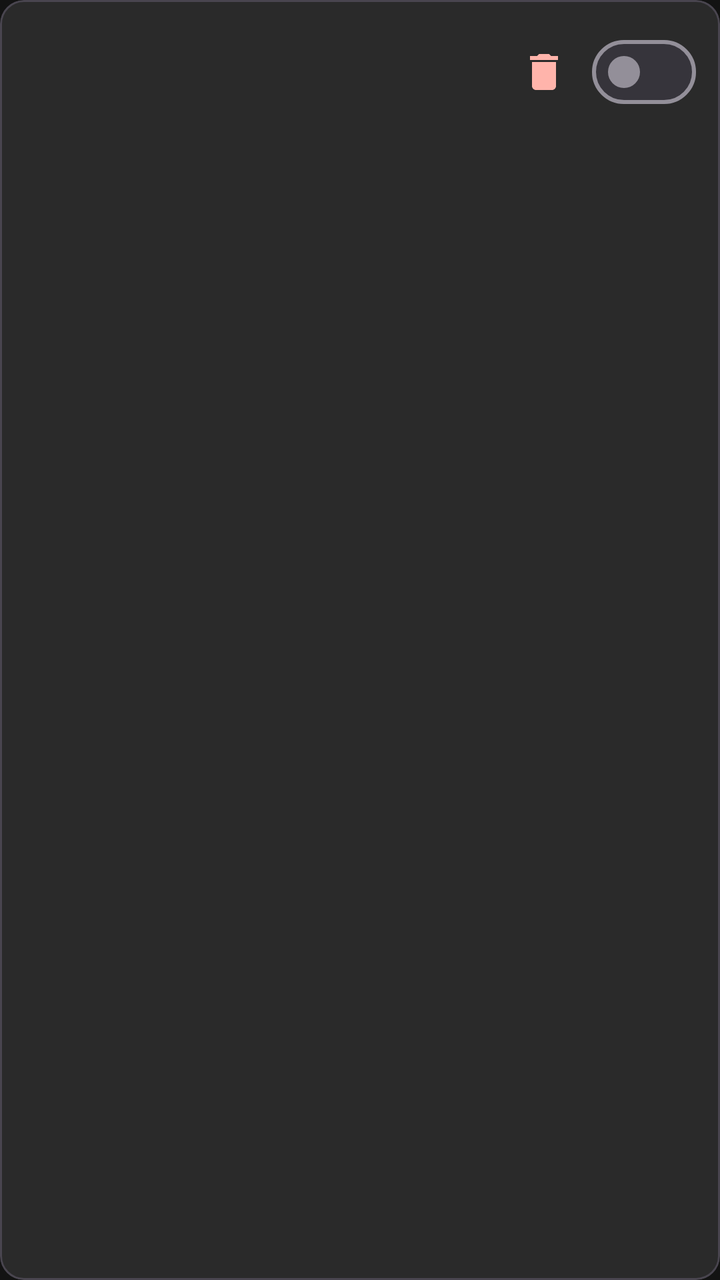
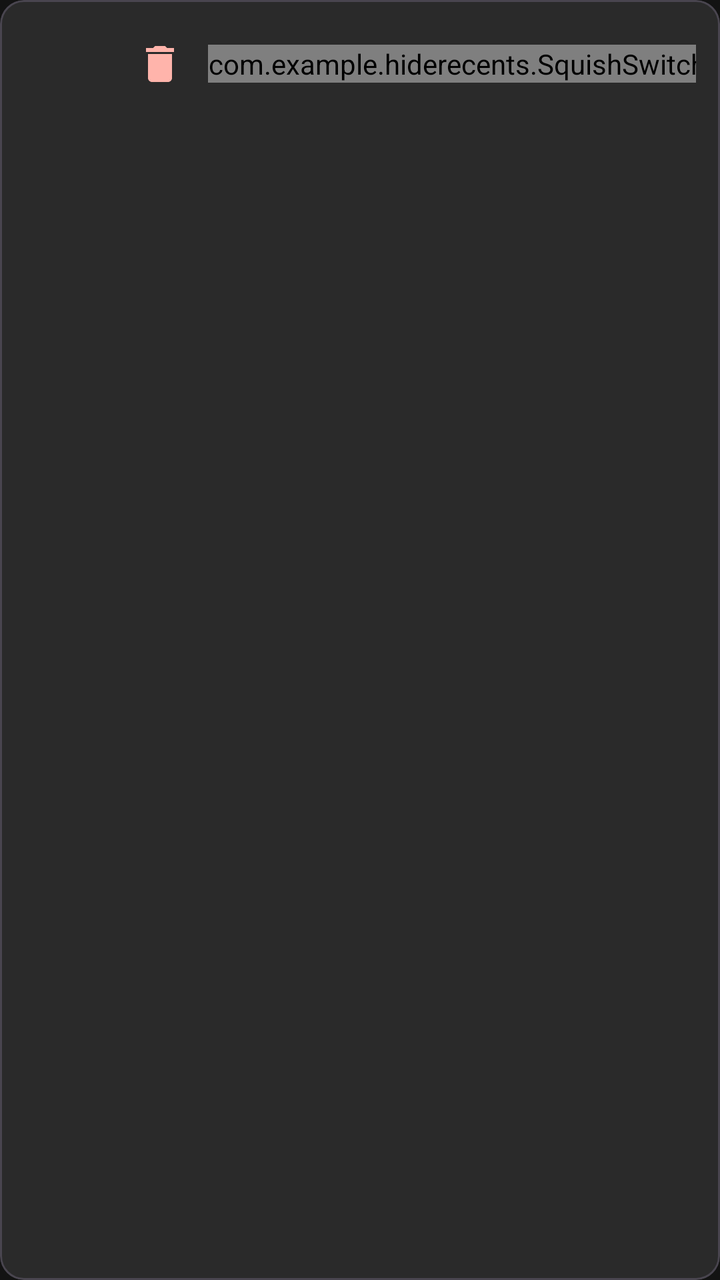

An Android layout rendered at two revisions. The XML below is the earlier revision; the diff shows what the commit changed to produce the second picture.
<!-- AndroidManifest.xml: application theme Theme.HideRecents -->
<!-- res/layout/item_app_manage.xml -->
<?xml version="1.0" encoding="utf-8"?>
<com.google.android.material.card.MaterialCardView xmlns:android="http://schemas.android.com/apk/res/android"
    xmlns:app="http://schemas.android.com/apk/res-auto"
    android:layout_width="match_parent"
    android:layout_height="wrap_content"
    android:layout_marginHorizontal="16dp"
    android:layout_marginVertical="4dp"
    app:cardBackgroundColor="@color/surface_container_high"
    app:cardCornerRadius="12dp"
    app:cardElevation="0dp">

    <LinearLayout
        android:layout_width="match_parent"
        android:layout_height="wrap_content"
        android:orientation="horizontal"
        android:gravity="center_vertical"
        android:padding="12dp">

        <ImageView
            android:id="@+id/ivIcon"
            android:layout_width="40dp"
            android:layout_height="40dp"
            android:contentDescription="icon" />

        <LinearLayout
            android:layout_width="0dp"
            android:layout_height="wrap_content"
            android:layout_weight="1"
            android:orientation="vertical"
            android:layout_marginStart="12dp">

            <TextView
                android:id="@+id/tvAppName"
                android:layout_width="wrap_content"
                android:layout_height="wrap_content"
                android:textSize="14sp"
                android:textColor="@color/on_surface"
                android:maxLines="1"
                android:ellipsize="end" />

            <TextView
                android:id="@+id/tvPackageName"
                android:layout_width="wrap_content"
                android:layout_height="wrap_content"
                android:textSize="11sp"
                android:textColor="@color/on_surface_variant"
                android:maxLines="1"
                android:ellipsize="end" />
        </LinearLayout>

        <ImageView
            android:id="@+id/ivUninstall"
            android:layout_width="32dp"
            android:layout_height="32dp"
            android:src="@drawable/ic_uninstall"
            android:contentDescription="uninstall"
            android:padding="4dp"
            android:layout_marginEnd="8dp"
            app:tint="@color/error" />

        <com.google.android.material.materialswitch.MaterialSwitch
            android:id="@+id/switchHide"
            android:layout_width="wrap_content"
            android:layout_height="wrap_content" />
    </LinearLayout>
</com.google.android.material.card.MaterialCardView>
<!-- resources referenced by this layout -->
<resources>
  <color name="error">#FFFFB4AB</color>
  <color name="on_surface">#FFE5E2E1</color>
  <color name="on_surface_variant">#FFC2C6D7</color>
  <color name="surface_container_high">#FF2A2A2A</color>
  <!-- drawable ic_uninstall (drawable) -->
  <?xml version="1.0" encoding="utf-8"?>
  <vector xmlns:android="http://schemas.android.com/apk/res/android"
      android:width="24dp"
      android:height="24dp"
      android:viewportWidth="24"
      android:viewportHeight="24">
  
      <path
          android:fillColor="#FFEF5350"
          android:pathData="M6,19c0,1.1 0.9,2 2,2h8c1.1,0 2,-0.9 2,-2V7H6v12zM19,4h-3.5l-1,-1h-5l-1,1H5v2h14V4z" />
  
  </vector>
  <style name="Theme.HideRecents" parent="Theme.Material3.Dark.NoActionBar">
          <item name="colorPrimary">@color/primary</item>
          <item name="colorOnPrimary">@color/on_primary</item>
          <item name="colorPrimaryContainer">@color/primary_container</item>
          <item name="colorOnPrimaryContainer">@color/on_surface</item>
          <item name="colorSecondary">@color/secondary</item>
          <item name="colorOnSecondary">@color/on_secondary</item>
          <item name="colorSecondaryContainer">@color/secondary_container</item>
          <item name="colorOnSecondaryContainer">@color/on_secondary_container</item>
          <item name="android:colorBackground">@color/background</item>
          <item name="colorOnBackground">@color/on_surface</item>
          <item name="colorSurface">@color/surface</item>
          <item name="colorOnSurface">@color/on_surface</item>
          <item name="colorSurfaceVariant">@color/surface_variant</item>
          <item name="colorOnSurfaceVariant">@color/on_surface_variant</item>
          <item name="colorError">@color/error</item>
          <item name="colorOnError">@color/on_error</item>
          <item name="android:statusBarColor">@color/background</item>
          <item name="android:navigationBarColor">@color/background</item>
          <item name="android:windowLightStatusBar">false</item>
      </style>
  <color name="primary">#FFB0C6FF</color>
  <color name="on_primary">#FF002D6E</color>
  <color name="primary_container">#FF558DFF</color>
  <color name="secondary">#FFBDF4FF</color>
  <color name="on_secondary">#FF00363D</color>
  <color name="secondary_container">#FF00E3FD</color>
  <color name="on_secondary_container">#FF00616D</color>
  <color name="background">#FF131313</color>
  <color name="surface">#FF131313</color>
  <color name="surface_variant">#FF353535</color>
  <color name="on_error">#FF690005</color>
</resources>

<!-- the commit's change to res/layout/item_app_manage.xml (unified diff, before → after) -->
@@ -58,7 +58,7 @@
             android:layout_marginEnd="8dp"
             app:tint="@color/error" />
 
-        <com.google.android.material.materialswitch.MaterialSwitch
+        <com.example.hiderecents.SquishSwitch
             android:id="@+id/switchHide"
             android:layout_width="wrap_content"
             android:layout_height="wrap_content" />
